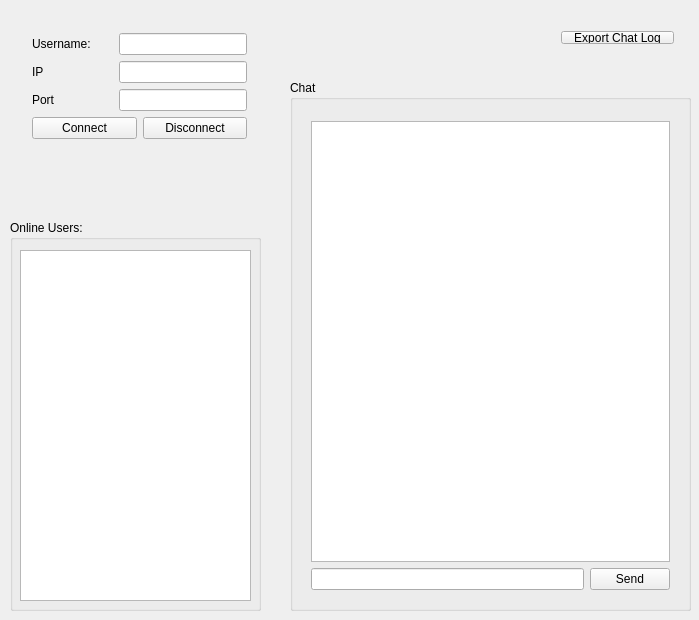
The window that ClientSource/client.ui (alvinman/linuxChatProgram) describes before a commit, drawn with Qt 5.
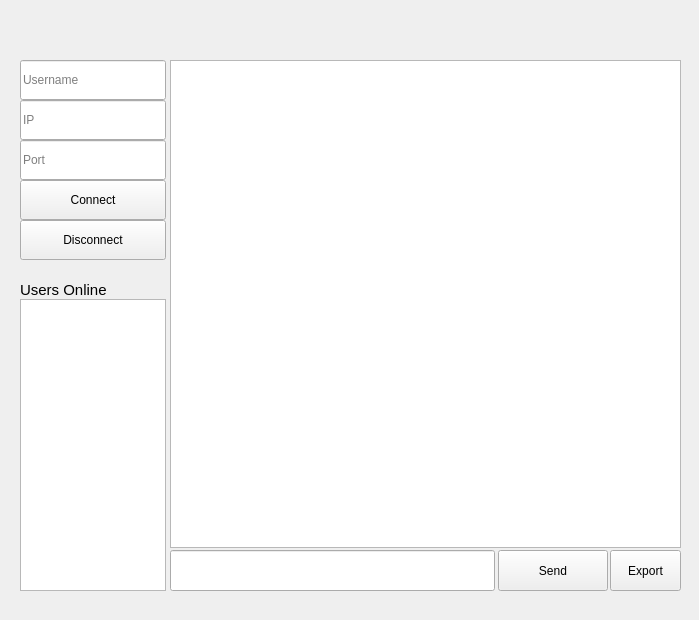
The same window after the commit.

Commit message: Added disconnect, overhauled UI

```diff
--- a/ClientSource/client.ui
+++ b/ClientSource/client.ui
@@ -31,53 +31,25 @@
   <property name="windowTitle">
    <string>Client</string>
   </property>
-  <widget class="QGroupBox" name="groupBox">
-   <property name="geometry">
-    <rect>
-     <x>10</x>
-     <y>220</y>
-     <width>251</width>
-     <height>391</height>
-    </rect>
-   </property>
-   <property name="title">
-    <string>Online Users:</string>
-   </property>
    <widget class="QListWidget" name="dtUserList">
     <property name="geometry">
      <rect>
-      <x>10</x>
-      <y>30</y>
-      <width>231</width>
-      <height>351</height>
+     <x>20</x>
+     <y>299</y>
+     <width>146</width>
+     <height>292</height>
      </rect>
     </property>
    </widget>
-  </widget>
-  <widget class="QGroupBox" name="groupBox_2">
-   <property name="geometry">
-    <rect>
-     <x>290</x>
-     <y>80</y>
-     <width>401</width>
-     <height>531</height>
-    </rect>
-   </property>
-   <property name="title">
-    <string>Chat</string>
-   </property>
-   <widget class="QWidget" name="layoutWidget">
-    <property name="geometry">
-     <rect>
-      <x>10</x>
-      <y>30</y>
-      <width>381</width>
-      <height>491</height>
-     </rect>
-    </property>
-    <layout class="QVBoxLayout" name="verticalLayout_3">
-     <item>
       <widget class="QTextBrowser" name="dtMessageHistory">
+   <property name="geometry">
+    <rect>
+     <x>170</x>
+     <y>60</y>
+     <width>511</width>
+     <height>488</height>
+    </rect>
+   </property>
        <property name="cursor" stdset="0">
         <cursorShape>IBeamCursor</cursorShape>
        </property>
@@ -94,171 +66,160 @@
         <string/>
        </property>
       </widget>
-     </item>
-     <item>
-      <layout class="QHBoxLayout" name="horizontalLayout_4">
-       <item>
         <widget class="QLineEdit" name="etMessage">
+   <property name="geometry">
+    <rect>
+     <x>170</x>
+     <y>550</y>
+     <width>325</width>
+     <height>41</height>
+    </rect>
+   </property>
          <property name="clearButtonEnabled">
           <bool>true</bool>
          </property>
         </widget>
-       </item>
-       <item>
         <widget class="QPushButton" name="bSendMessage">
+   <property name="geometry">
+    <rect>
+     <x>498</x>
+     <y>550</y>
+     <width>110</width>
+     <height>41</height>
+    </rect>
+   </property>
          <property name="text">
           <string>Send</string>
          </property>
         </widget>
-       </item>
-      </layout>
-     </item>
-    </layout>
-   </widget>
-  </widget>
-  <widget class="QWidget" name="layoutWidget">
+  <widget class="QLabel" name="globalStatusMessages">
+   <property name="geometry">
+    <rect>
+     <x>-10</x>
+     <y>0</y>
+     <width>711</width>
+     <height>41</height>
+    </rect>
+   </property>
+   <property name="font">
+    <font>
+     <pointsize>10</pointsize>
+    </font>
+   </property>
+   <property name="lineWidth">
+    <number>1</number>
+   </property>
+   <property name="text">
+    <string/>
+   </property>
+  </widget>
+  <widget class="QLabel" name="usersOnline">
    <property name="geometry">
     <rect>
-     <x>550</x>
-     <y>20</y>
-     <width>135</width>
-     <height>53</height>
+     <x>20</x>
+     <y>280</y>
+     <width>91</width>
+     <height>19</height>
     </rect>
    </property>
-   <layout class="QVBoxLayout" name="verticalLayout_2">
-    <item>
+   <property name="font">
+    <font>
+     <pointsize>11</pointsize>
+    </font>
+   </property>
+   <property name="text">
+    <string>Users Online</string>
+   </property>
+  </widget>
      <widget class="QPushButton" name="bExport">
-      <property name="text">
-       <string>Export Chat Log</string>
-      </property>
-     </widget>
-    </item>
-    <item>
-     <widget class="QLabel" name="exportMessage">
-      <property name="text">
-       <string/>
-      </property>
-     </widget>
-    </item>
-   </layout>
-  </widget>
-  <widget class="QWidget" name="">
    <property name="geometry">
     <rect>
-     <x>21</x>
-     <y>22</y>
-     <width>237</width>
-     <height>190</height>
+     <x>610</x>
+     <y>550</y>
+     <width>71</width>
+     <height>41</height>
     </rect>
    </property>
-   <layout class="QVBoxLayout" name="verticalLayout">
-    <item>
-     <layout class="QHBoxLayout" name="horizontalLayout">
-      <item>
-       <widget class="QLabel" name="label_3">
-        <property name="minimumSize">
-         <size>
-          <width>81</width>
-          <height>0</height>
-         </size>
-        </property>
         <property name="text">
-         <string>Username:</string>
-        </property>
-       </widget>
-      </item>
-      <item>
-       <widget class="QLineEdit" name="etUsername"/>
-      </item>
-     </layout>
-    </item>
-    <item>
-     <layout class="QHBoxLayout" name="horizontalLayout_2">
-      <item>
-       <widget class="QLabel" name="label">
-        <property name="minimumSize">
-         <size>
-          <width>81</width>
-          <height>0</height>
-         </size>
-        </property>
-        <property name="text">
-         <string>IP</string>
-        </property>
-       </widget>
-      </item>
-      <item>
-       <widget class="QLineEdit" name="etIP">
-        <property name="whatsThis">
-         <string/>
-        </property>
-        <property name="text">
-         <string/>
-        </property>
-       </widget>
-      </item>
-     </layout>
-    </item>
-    <item>
-     <layout class="QHBoxLayout" name="horizontalLayout_3">
-      <item>
-       <widget class="QLabel" name="label_2">
-        <property name="minimumSize">
-         <size>
-          <width>81</width>
-          <height>0</height>
-         </size>
-        </property>
-        <property name="text">
-         <string>Port</string>
-        </property>
-       </widget>
-      </item>
-      <item>
-       <widget class="QLineEdit" name="etPort">
-        <property name="statusTip">
-         <string/>
-        </property>
-        <property name="text">
-         <string/>
-        </property>
-       </widget>
-      </item>
-     </layout>
-    </item>
-    <item>
-     <layout class="QHBoxLayout" name="horizontalLayout_5">
-      <item>
+    <string>Export</string>
+   </property>
+  </widget>
        <widget class="QPushButton" name="bConnect">
+   <property name="geometry">
+    <rect>
+     <x>20</x>
+     <y>180</y>
+     <width>146</width>
+     <height>40</height>
+    </rect>
+   </property>
         <property name="text">
          <string>Connect</string>
         </property>
        </widget>
-      </item>
-      <item>
        <widget class="QPushButton" name="bDisconnect">
+   <property name="geometry">
+    <rect>
+     <x>20</x>
+     <y>220</y>
+     <width>146</width>
+     <height>40</height>
+    </rect>
+   </property>
         <property name="text">
          <string>Disconnect</string>
         </property>
        </widget>
-      </item>
-     </layout>
-    </item>
-    <item>
-     <widget class="QLabel" name="statusMessage">
+  <widget class="QLineEdit" name="etUsername">
+   <property name="geometry">
+    <rect>
+     <x>20</x>
+     <y>60</y>
+     <width>146</width>
+     <height>40</height>
+    </rect>
+   </property>
+   <property name="placeholderText">
+    <string>Username</string>
+   </property>
+  </widget>
+  <widget class="QLineEdit" name="etIP">
+   <property name="geometry">
+    <rect>
+     <x>20</x>
+     <y>100</y>
+     <width>146</width>
+     <height>40</height>
+    </rect>
+   </property>
+   <property name="whatsThis">
+    <string/>
+   </property>
       <property name="text">
        <string/>
       </property>
-     </widget>
-    </item>
-    <item>
-     <widget class="QLabel" name="tvStatus">
+   <property name="placeholderText">
+    <string>IP</string>
+   </property>
+  </widget>
+  <widget class="QLineEdit" name="etPort">
+   <property name="geometry">
+    <rect>
+     <x>20</x>
+     <y>140</y>
+     <width>146</width>
+     <height>40</height>
+    </rect>
+   </property>
+   <property name="statusTip">
+    <string/>
+   </property>
       <property name="text">
        <string/>
       </property>
-     </widget>
-    </item>
-   </layout>
+   <property name="placeholderText">
+    <string>Port</string>
+   </property>
   </widget>
  </widget>
  <layoutdefault spacing="6" margin="11"/>
```
Left out of the diff: 1 changed line with no effect on the pictures. Lines whose indentation alone changed are shown as unchanged. The commit also changes 6 other files.
